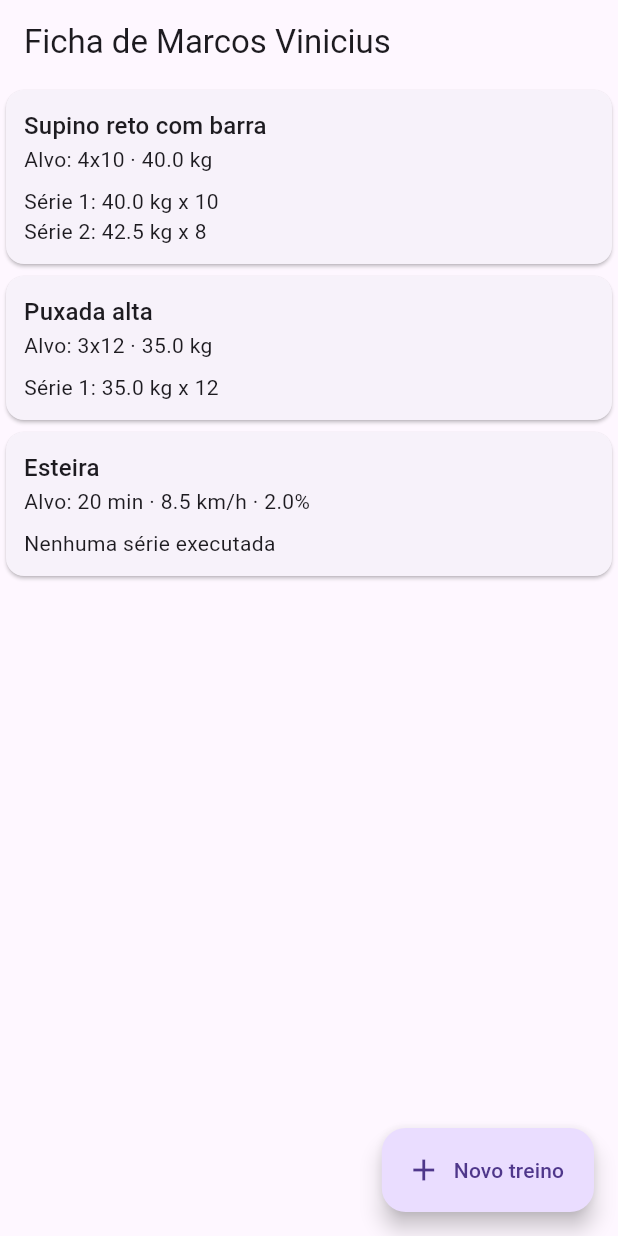
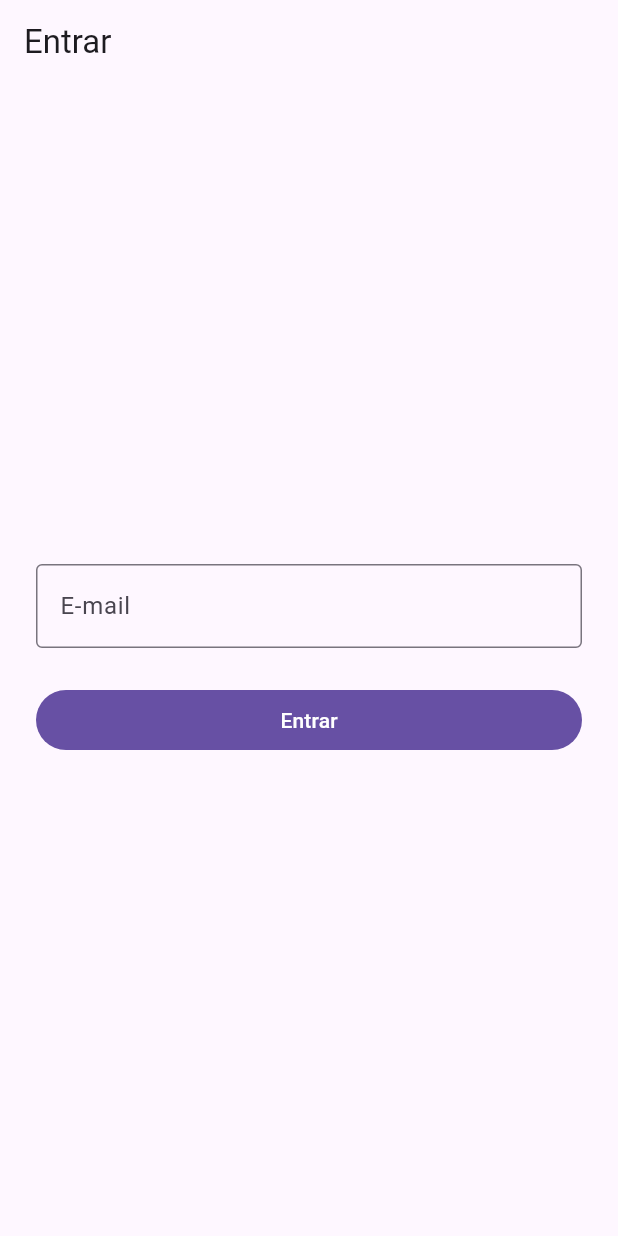
Before and after one commit to ArthurMunhon/trabalho-final-treino-progressivo, a Flutter app: the screen it shows after launch, on a phone screen of 412 x 824 dp. Run offline on Flutter 3.47's test engine with Material 3 defaults, Android fonts, the phone set to English and light mode, and no system bars; our stand-ins replace material_ui.

Commit message:
feat(mobile): login falso pelo e-mail consumindo a API
- TreinoApi (lib/treino_api.dart): cliente http injetável, URL via
  --dart-define (API_URL), timeout e falhas tipadas (FalhaDaApi)
- Aluno.fromJson com switch de padrões e FormatException
- LoginScreen: valida o e-mail, chama POST /app/login e abre a ficha
  do aluno logado
- Telas movidas para lib/screens (FichaScreen, RegistrarTreinoScreen)
  e TreinoCard para lib/widgets, seguindo o padrão da disciplina
- AndroidManifest: permissão de internet e tráfego http liberado
- Remove o teste de exemplo do contador (não condizia com o app)

Co-Authored-By: Claude Opus 5.5 <noreply@anthropic.com>

```diff
--- a/mobile/lib/main.dart
+++ b/mobile/lib/main.dart
@@ -1,16 +1,23 @@
 import 'package:material_ui/material_ui.dart';
-import 'package:treino_progressivo/pagina_inicial.dart';
+import 'package:treino_progressivo/screens/login_screen.dart';
+import 'package:treino_progressivo/treino_api.dart';
 
 void main() {
-  runApp(const MyApp());
+  WidgetsFlutterBinding.ensureInitialized();
+
+  final api = TreinoApi(base: Uri.parse(enderecoDaApi));
+
+  runApp(MyApp(api: api));
 }
 
 class MyApp extends StatelessWidget {
-  const MyApp({super.key});
+  final TreinoApi api;
+
+  const MyApp({super.key, required this.api});
 
   // This widget is the root of your application.
   @override
   Widget build(BuildContext context) {
-    return const MaterialApp(home: PaginaInicial());
+    return MaterialApp(home: LoginScreen(api: api));
   }
 }
--- a/mobile/lib/pagina_inicial.dart
+++ b/mobile/lib/screens/ficha_screen.dart
@@ -2,21 +2,23 @@ import 'package:material_ui/material_ui.dart';
 import 'package:treino_progressivo/dados/dados_mock.dart';
 import 'package:treino_progressivo/models/ficha.dart';
 import 'package:treino_progressivo/models/sessao_treino.dart';
-import 'package:treino_progressivo/tela_registrar_treino.dart';
-import 'package:treino_progressivo/treino_card.dart';
+import 'package:treino_progressivo/screens/registrar_treino_screen.dart';
+import 'package:treino_progressivo/widgets/treino_card.dart';
+import 'package:treino_progressivo/models/aluno.dart';
 
-class PaginaInicial extends StatefulWidget {
-  const PaginaInicial({super.key});
+class FichaScreen extends StatefulWidget {
+  final Aluno aluno;
+
+  const FichaScreen({super.key, required this.aluno});
 
   @override
-  State<PaginaInicial> createState() => _PaginaInicialState();
+  State<FichaScreen> createState() => _FichaScreenState();
 }
 
-class _PaginaInicialState extends State<PaginaInicial> {
+class _FichaScreenState extends State<FichaScreen> {
   final Ficha _ficha = listarFichas().first;
 
   final List<SessaoTreino> _sessoes = [...listarSessoes()];
-
 
   SessaoTreino? get _ultimaSessao {
     final daFicha = _sessoes.where((s) => s.ficha.id == _ficha.id).toList()
@@ -27,7 +29,7 @@ class _PaginaInicialState extends State<PaginaInicial> {
   Future<void> _abrirRegistro() async {
     final novaSessao = await Navigator.push<SessaoTreino>(
       context,
-      MaterialPageRoute(builder: (_) => TelaRegistrarTreino(ficha: _ficha)),
+      MaterialPageRoute(builder: (_) => RegistrarTreinoScreen(ficha: _ficha)),
     );
 
     // null = usuário voltou sem finalizar
@@ -41,7 +43,7 @@ class _PaginaInicialState extends State<PaginaInicial> {
     final seriesDaSessao = _ultimaSessao?.series ?? const <SerieExecutada>[];
 
     return Scaffold(
-      appBar: AppBar(title: Text('Ficha de ${_ficha.aluno.nome}')),
+      appBar: AppBar(title: Text('Ficha de ${widget.aluno.nome}')),
       body: ListView.builder(
         padding: const EdgeInsets.only(bottom: 80),
         itemCount: _ficha.itens.length,
@@ -58,7 +60,7 @@ class _PaginaInicialState extends State<PaginaInicial> {
       floatingActionButton: FloatingActionButton.extended(
         onPressed: _abrirRegistro,
         icon: const Icon(Icons.add),
-        label: const Text('Novo treino'),
+        label: const Text('Iniciar treino'),
       ),
     );
   }
--- /dev/null
+++ b/mobile/lib/screens/login_screen.dart
@@ -0,0 +1,107 @@
+import 'package:material_ui/material_ui.dart';
+import 'package:treino_progressivo/screens/ficha_screen.dart';
+import 'package:treino_progressivo/treino_api.dart';
+
+class LoginScreen extends StatefulWidget {
+  final TreinoApi api;
+
+  const LoginScreen({super.key, required this.api});
+
+  @override
+  State<LoginScreen> createState() => _LoginScreenState();
+}
+
+class _LoginScreenState extends State<LoginScreen> {
+  final _formKey = GlobalKey<FormState>();
+  final _emailController = TextEditingController();
+  bool _carregando = false;
+  String? _erro;
+
+  @override
+  void dispose() {
+    _emailController.dispose();
+    super.dispose();
+  }
+
+  Future<void> _entrar() async {
+    // Valida o campo antes de chamar a API
+    if (!_formKey.currentState!.validate()) return;
+
+    setState(() {
+      _carregando = true;
+      _erro = null;
+    });
+
+    try {
+      final aluno = await widget.api.login(_emailController.text.trim());
+      // Depois de qualquer await, a tela pode ter sido fechada
+      if (!mounted) return;
+
+      // pushReplacement: o botão voltar não retorna para o login
+      Navigator.pushReplacement(
+        context,
+        MaterialPageRoute(builder: (_) => FichaScreen(aluno: aluno)),
+      );
+    } on FalhaDaApi catch (falha) {
+      if (!mounted) return;
+      setState(() => _erro = descreverFalha(falha));
+    } finally {
+      if (mounted) setState(() => _carregando = false);
+    }
+  }
+
+  @override
+  Widget build(BuildContext context) {
+    return Scaffold(
+      appBar: AppBar(title: const Text('Entrar')),
+      body: Padding(
+        padding: const EdgeInsets.all(24),
+        child: Form(
+          key: _formKey,
+          child: Column(
+            mainAxisAlignment: MainAxisAlignment.center,
+            crossAxisAlignment: CrossAxisAlignment.stretch,
+            children: [
+              TextFormField(
+                controller: _emailController,
+                enabled: !_carregando,
+                keyboardType: TextInputType.emailAddress,
+                autocorrect: false,
+                textInputAction: TextInputAction.done,
+                onFieldSubmitted: (_) => _entrar(),
+                decoration: const InputDecoration(
+                  labelText: 'E-mail',
+                  border: OutlineInputBorder(),
+                ),
+                validator: (valor) {
+                  final email = valor?.trim() ?? '';
+                  if (email.isEmpty) return 'Informe o e-mail';
+                  if (!email.contains('@')) return 'E-mail inválido';
+                  return null;
+                },
+              ),
+              if (_erro != null) ...[
+                const SizedBox(height: 12),
+                Text(
+                  _erro!,
+                  style: TextStyle(color: Theme.of(context).colorScheme.error),
+                ),
+              ],
+              const SizedBox(height: 24),
+              FilledButton(
+                onPressed: _carregando ? null : _entrar,
+                child: _carregando
+                    ? const SizedBox(
+                        height: 20,
+                        width: 20,
+                        child: CircularProgressIndicator(strokeWidth: 2),
+                      )
+                    : const Text('Entrar'),
+              ),
+            ],
+          ),
+        ),
+      ),
+    );
+  }
+}
--- /dev/null
+++ b/mobile/lib/treino_api.dart
@@ -0,0 +1,118 @@
+import 'dart:async';
+import 'dart:convert';
+
+import 'package:http/http.dart' as http;
+import 'package:treino_progressivo/models/aluno.dart';
+
+// Emulador Android: 10.0.2.2 é o localhost do PC.
+// Trocar sem mexer no código: flutter run --dart-define=API_URL=http://...
+const enderecoDaApi = String.fromEnvironment(
+  'API_URL',
+  defaultValue: 'http://10.0.2.2:3001',
+);
+
+// Toda chamada que dá errado termina em um destes casos
+sealed class FalhaDaApi implements Exception {
+  const FalhaDaApi();
+}
+
+// O pedido não chegou ou a resposta não voltou
+class SemConexao extends FalhaDaApi {
+  const SemConexao();
+}
+
+// O servidor não respondeu dentro do limite
+class TempoEsgotado extends FalhaDaApi {
+  const TempoEsgotado();
+}
+
+// Status fora de 2xx (ex.: 404 aluno não encontrado, 400 validação)
+class ErroDaApi extends FalhaDaApi {
+  final int status;
+  final List<String> detalhes;
+  const ErroDaApi(this.status, this.detalhes);
+}
+
+// Status 2xx, mas o corpo veio fora do formato esperado
+class RespostaInesperada extends FalhaDaApi {
+  const RespostaInesperada();
+}
+
+// Texto para mostrar ao usuário. O switch obriga a cobrir todos os casos
+String descreverFalha(FalhaDaApi falha) {
+  return switch (falha) {
+    SemConexao() => 'Não foi possível conectar ao servidor.',
+    TempoEsgotado() => 'O servidor demorou demais para responder.',
+    ErroDaApi(status: >= 500) => 'Erro no servidor. Tente mais tarde.',
+    ErroDaApi(:final detalhes) when detalhes.isNotEmpty => detalhes.join('\n'),
+    ErroDaApi(:final status) => 'Erro $status na requisição.',
+    RespostaInesperada() => 'O servidor respondeu em um formato inesperado.',
+  };
+}
+
+class TreinoApi {
+  final Uri base;
+  final Duration limite;
+  final http.Client _cliente;
+
+  // O cliente é opcional: nos testes passamos um MockClient
+  TreinoApi({
+    required this.base,
+    http.Client? cliente,
+    this.limite = const Duration(seconds: 10),
+  }) : _cliente = cliente ?? http.Client();
+
+  // POST /app/login: login falso, só pelo e-mail
+  Future<Aluno> login(String email) async {
+    final json = await _postJson('/app/login', {'email': email});
+    try {
+      return Aluno.fromJson(json);
+    } on FormatException {
+      throw const RespostaInesperada();
+    }
+  }
+
+  // Faz o POST e traduz qualquer problema para uma FalhaDaApi
+  Future<Object?> _postJson(String caminho, Map<String, Object?> corpo) async {
+    final http.Response resposta;
+    try {
+      resposta = await _cliente
+          .post(
+            base.replace(path: caminho),
+            headers: {
+              'Content-Type': 'application/json',
+              'Accept': 'application/json',
+            },
+            body: jsonEncode(corpo),
+          )
+          .timeout(limite);
+    } on TimeoutException {
+      throw const TempoEsgotado();
+    } on http.ClientException {
+      throw const SemConexao();
+    }
+
+    if (resposta.statusCode < 200 || resposta.statusCode > 299) {
+      throw ErroDaApi(resposta.statusCode, _detalhesDoErro(resposta));
+    }
+
+    try {
+      return jsonDecode(utf8.decode(resposta.bodyBytes));
+    } on FormatException {
+      throw const RespostaInesperada();
+    }
+  }
+
+  // O Nest devolve { "message": "..." } ou { "message": ["...", "..."] }
+  List<String> _detalhesDoErro(http.Response resposta) {
+    try {
+      return switch (jsonDecode(utf8.decode(resposta.bodyBytes))) {
+        {'message': final String mensagem} => [mensagem],
+        {'message': final List<dynamic> lista} => [for (final m in lista) '$m'],
+        _ => const [],
+      };
+    } on FormatException {
+      return const [];
+    }
+  }
+}
--- a/mobile/pubspec.yaml
+++ b/mobile/pubspec.yaml
@@ -35,6 +35,7 @@ dependencies:
   # The following adds the Cupertino Icons font to your application.
   # Use with the CupertinoIcons class for iOS style icons.
   cupertino_icons: ^1.0.8
+  http: ^1.6.0
 
 dev_dependencies:
   flutter_test:
```
Also changed, not shown: mobile/lib/models/aluno.dart (+15 -1 lines), mobile/lib/screens/registrar_treino_screen.dart (renamed from mobile/lib/tela_registrar_treino.dart, +4 -4 lines), mobile/lib/widgets/treino_card.dart (renamed from mobile/lib/treino_card.dart), mobile/pubspec.lock, 2 other files.
